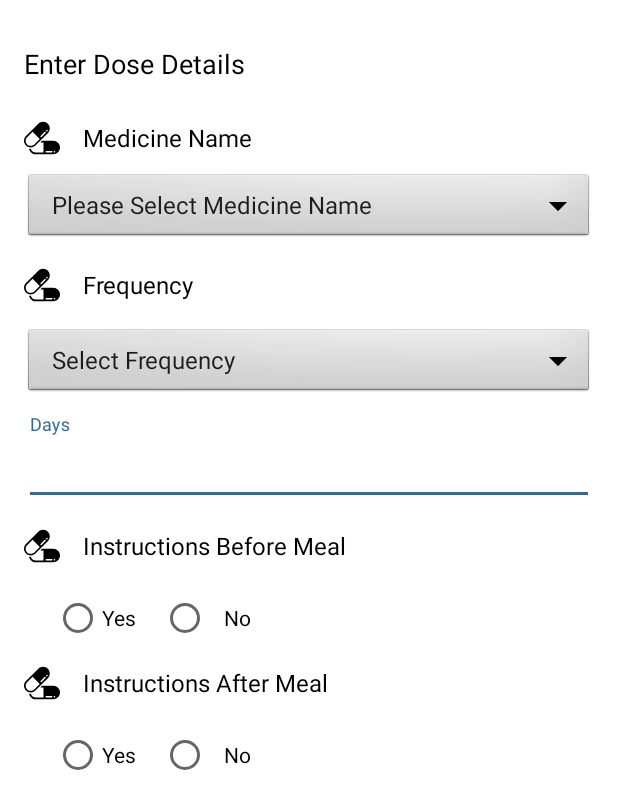
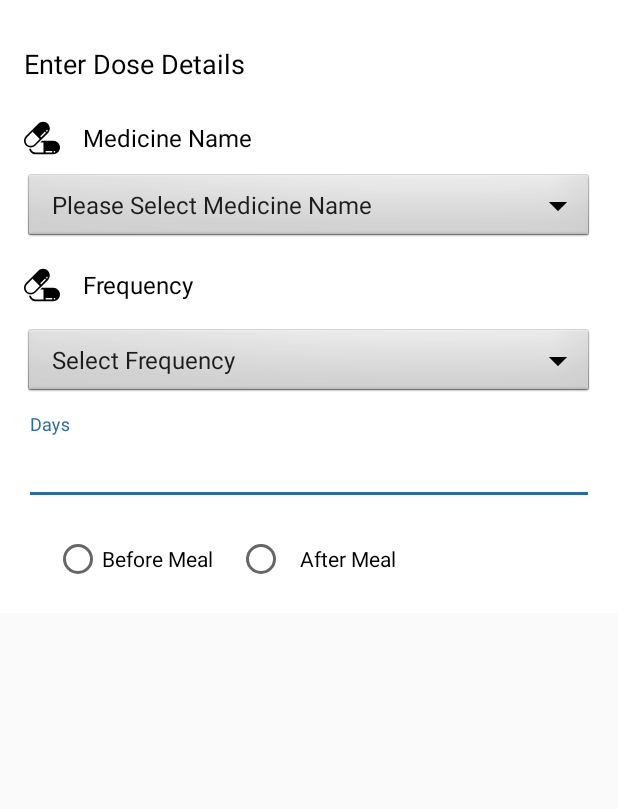
Before and after one commit to paddyhost/RMP, an Android app: the layout dose_dialog_row.xml on its own in the app's theme, with its tools: preview values and no code run, on a phone screen of 412 x 824 dp. Shown: the top 809 px of the screen. Run offline under Robolectric (Android 15) with nearby library versions, the phone set to English and light mode, and no system bars.

Commit message:
Bug and changes in Mail reported

```diff
--- a/app/src/main/java/mhu/rmp/TestAdviced/TestAdvicedPreviousRecordsFragment.java
+++ b/app/src/main/java/mhu/rmp/TestAdviced/TestAdvicedPreviousRecordsFragment.java
@@ -11,7 +11,6 @@ import mhu.rmp.R;
 import mhu.rmp.patient_previous_history.PreviousRecordsActivity;
 import mhu.rmp.patient_previous_history.model.PreviousRecords;
 
-import static com.google.android.gms.internal.zzbgp.NULL;
 
 
 public class TestAdvicedPreviousRecordsFragment extends Fragment {
--- a/app/src/main/java/mhu/rmp/constants/AppConstants.java
+++ b/app/src/main/java/mhu/rmp/constants/AppConstants.java
@@ -5,7 +5,7 @@ package mhu.rmp.constants;
 public class AppConstants {
 
 
-    public static final String PATIENT_PREFIX="PAT";
+    public static final String PATIENT_PREFIX="P";
     public static final String REGISTRATION_PREFIX="REG_";
 
 
--- a/app/src/main/java/mhu/rmp/medical_condition/apihelper/Web_Medical_ApiHelper.java
+++ b/app/src/main/java/mhu/rmp/medical_condition/apihelper/Web_Medical_ApiHelper.java
@@ -230,6 +230,7 @@ public class Web_Medical_ApiHelper
                 params.put("name",dose.getDoseName());
                 params.put("frequency",dose.getDoseFrequency());
                 params.put("days",dose.getDoseNoOfDays());
+                params.put("time",dose.getTime());
                 params.put("medicalconditionid",medicalconditionid);
 
                 params.put("patient_id",MainActivity.PATIENT_ID);
--- a/app/src/main/res/layout/dose_dialog_row.xml
+++ b/app/src/main/res/layout/dose_dialog_row.xml
@@ -64,7 +64,7 @@
                 <EditText
                     android:layout_width="match_parent"
                     android:layout_height="50dp"
-                    android:inputType="number"
+
                     android:id="@+id/edt_medicine_name"
                     android:hint="Enter Medicine Name"/>
         </android.support.design.widget.TextInputLayout>
@@ -130,22 +130,13 @@
                     android:hint="Days"/>
         </android.support.design.widget.TextInputLayout>
 
-        <TextView
-            android:textSize="16dp"
-            android:drawableLeft="@drawable/medicine"
-            android:layout_marginTop="15dp"
-            android:textColor="@color/black"
-            android:layout_gravity="center"
-            android:gravity="center|start"
-            android:layout_width="match_parent"
-            android:layout_height="wrap_content"
-            android:drawablePadding="15dp"
-            android:text="Instructions Before Meal"/>
+
 
         <RadioGroup
             android:layout_width="match_parent"
             android:layout_height="wrap_content"
             android:layout_marginLeft="20dp"
+
             android:id="@+id/before_meal_radioGroup"
             android:orientation="horizontal"
             android:layout_marginTop="20dp">
@@ -153,53 +144,19 @@
                 <RadioButton
                     android:layout_width="wrap_content"
                     android:layout_height="wrap_content"
-                    android:text="Yes"
-                    android:id="@+id/radioBtn_beforeMeal_yes"/>
+                    android:text="Before Meal"
+                    android:id="@+id/radioBtn_beforeMeal"/>
 
                 <RadioButton
                     android:layout_width="wrap_content"
                     android:layout_height="wrap_content"
-                    android:text="No"
-                    android:id="@+id/radioBtn_beforeMeal_no"
+                    android:text="After Meal"
+                    android:id="@+id/radioBtn_AfterMeal"
                     android:paddingLeft="10dp"
                     android:layout_marginLeft="16dp"/>
 
         </RadioGroup>
 
-        <TextView
-            android:textSize="16dp"
-            android:drawableLeft="@drawable/medicine"
-            android:layout_marginTop="15dp"
-            android:textColor="@color/black"
-            android:layout_gravity="center"
-            android:gravity="center|start"
-            android:layout_width="match_parent"
-            android:layout_height="wrap_content"
-            android:drawablePadding="15dp"
-            android:text="Instructions After Meal"/>
 
-        <RadioGroup
-            android:layout_width="match_parent"
-            android:layout_height="wrap_content"
-            android:layout_marginLeft="20dp"
-            android:id="@+id/after_meal_radioGroup"
-            android:orientation="horizontal"
-            android:layout_marginTop="20dp">
-
-                <RadioButton
-                    android:layout_width="wrap_content"
-                    android:layout_height="wrap_content"
-                    android:text="Yes"
-                    android:id="@+id/radioBtn_afterMeal_yes"/>
-
-                <RadioButton
-                    android:layout_width="wrap_content"
-                    android:layout_height="wrap_content"
-                    android:text="No"
-                    android:id="@+id/radioBtn_afterMeal_no"
-                    android:paddingLeft="10dp"
-                    android:layout_marginLeft="16dp"/>
-
-        </RadioGroup>
 
 </LinearLayout>
--- a/app/src/main/res/layout/dose_list_row.xml
+++ b/app/src/main/res/layout/dose_list_row.xml
@@ -10,7 +10,7 @@
          <TextView
              android:textColor="@color/MoreDarkGrey"
              android:layout_width="0dp"
-             android:layout_weight="2"
+             android:layout_weight="1.2"
              android:layout_height="match_parent"
              android:id="@+id/et_prescription_dose"/>
 
@@ -18,6 +18,7 @@
              android:layout_width="0dp"
              android:layout_weight="0.40"
              android:layout_height="match_parent"
+             android:maxLength="6"
              android:id="@+id/et_frequency"
              android:textColor="@color/MoreDarkGrey"
              android:inputType="number"
--- a/app/src/main/res/layout/fragment_add__prescription.xml
+++ b/app/src/main/res/layout/fragment_add__prescription.xml
@@ -4,7 +4,7 @@
     android:layout_height="match_parent"
     xmlns:app="http://schemas.android.com/apk/res-auto"
     android:orientation="vertical"
-    tools:context="mhu.rmp.medical_condition.Add_Prescription_Fragment">
+    >
 
     <android.support.design.widget.AppBarLayout
         android:id="@+id/appbar"
--- a/app/src/main/res/layout/fragment_general_information.xml
+++ b/app/src/main/res/layout/fragment_general_information.xml
@@ -351,7 +351,8 @@
                     android:layout_width="match_parent"
                     android:layout_height="50dp"
                     android:id="@+id/edt_age"
-                    android:inputType="text"
+
+                    android:inputType="number"
                     android:maxLength="30"
                     android:hint="Age"/>
             </android.support.design.widget.TextInputLayout>
--- a/app/src/main/res/values/strings.xml
+++ b/app/src/main/res/values/strings.xml
@@ -145,7 +145,7 @@
         <item>FOURDERM 5GM OINT</item>
         <item>ACIGENE TAB</item>
         <item>AUSTRO ANTACID ORANGE SYP</item>
-        <item>Other</item>
+
 
     </string-array>
 
```
Also changed, not shown: app/build.gradle (+25 -22 lines), app/src/main/java/mhu/rmp/medical_condition/Add_Prescription_Fragment.java (deleted, +0 -120 lines), app/src/main/java/mhu/rmp/medical_condition/MedicalConditionFragment.java (+39 -62 lines), app/src/main/java/mhu/rmp/medical_condition/model/Dose.java (+13 -5 lines), app/src/main/java/mhu/rmp/patient_registration/General_Information.java (+7 -2 lines), build.gradle (+8 -1 lines).
